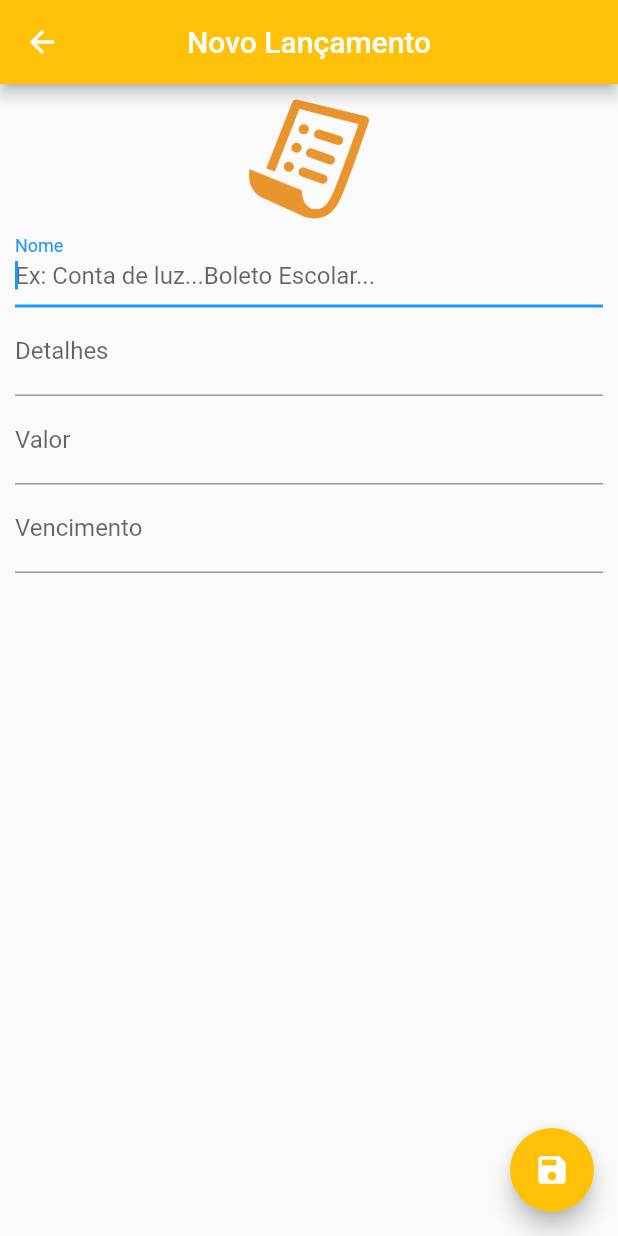
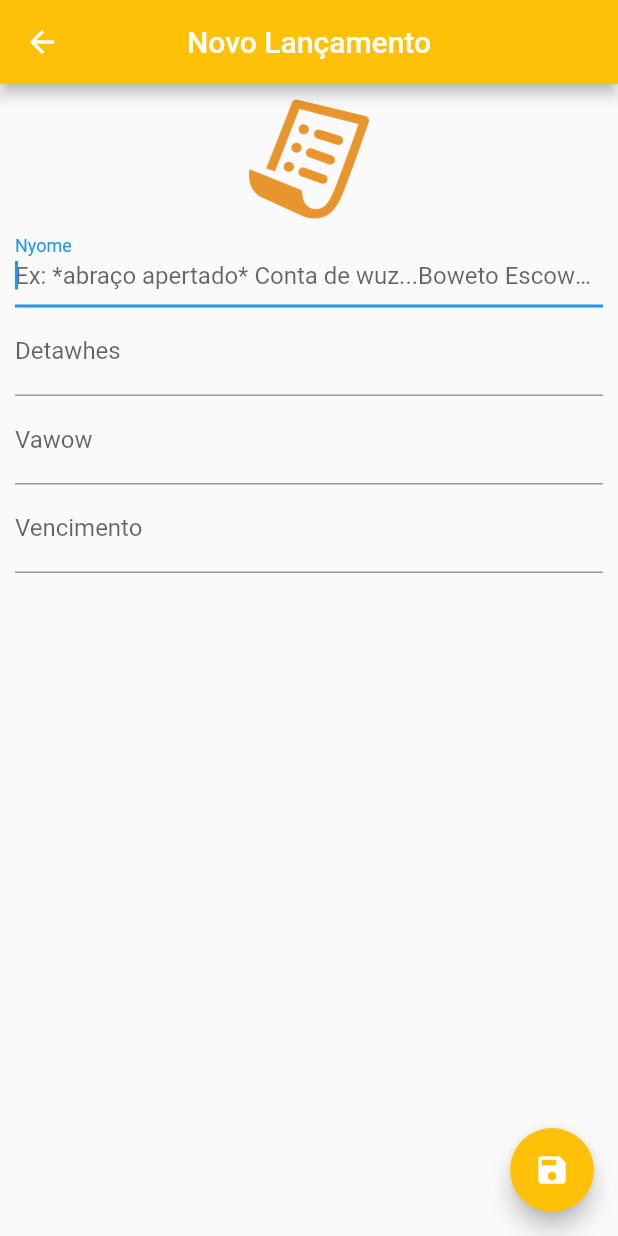
Before and after one commit to MatheusRed/MEP, a Flutter app: the LaunchPage screen opened directly, after a tap on the "save" icon, on a phone screen of 412 x 824 dp. Run offline on Flutter 3.47's test engine with Material 2 defaults, Android fonts, the phone set to English and light mode, and no system bars; our stand-ins replace sqflite; missing offline and left inert: dart:ffi; accounts and stored records are empty.

Commit message:
finyawizando o twabawho *boops your nose* e mewhowias OwO

```diff
--- a/lib/ui/home_page.dart
+++ b/lib/ui/home_page.dart
@@ -22,7 +22,7 @@ class _HomePageState extends State<HomePage> {
   Widget build(BuildContext context) {
     return Scaffold(
         appBar: AppBar(
-          title: Text("Lançamentos   Total: R\$${_saldoTotal()}", style: TextStyle(color: Colors.black),),
+          title: Text("Wançamentos Totaw: R\$${_saldoTotal()}", style: TextStyle(color: Colors.black),),
           backgroundColor: Colors.amber,
           centerTitle: true,
         ),
@@ -115,7 +115,7 @@ class _HomePageState extends State<HomePage> {
                   mainAxisSize: MainAxisSize.min,
                   children: <Widget>[
                     FlatButton(
-                      child: Text("Apagar",
+                      child: Text("Apagaw",
                           style: TextStyle(color: Colors.red, fontSize: 20.0)),
                       onPressed: () {
                         helper.deleteLaunch(launcher[index].id);
@@ -126,7 +126,7 @@ class _HomePageState extends State<HomePage> {
                       },
                     ),
                     FlatButton(
-                      child: Text("Editar",
+                      child: Text("Editaw",
                           style:
                               TextStyle(color: Colors.black, fontSize: 20.0)),
                       onPressed: () {
--- a/lib/ui/launch_page.dart
+++ b/lib/ui/launch_page.dart
@@ -76,8 +76,8 @@ class _LaunchPageState extends State<LaunchPage> {
               controller: _nameController,
               focusNode: _nameFocus,
               decoration: InputDecoration(
-                  labelText: "Nome",
-                  hintText: "Ex: Conta de luz...Boleto Escolar..."),
+                  labelText: "Nyome",
+                  hintText: "Ex: *abraço apertado* Conta de wuz...Boweto Escowaw..."),
               onChanged: (text) {
                 _userEdited = true;
                 setState(() {
@@ -88,8 +88,8 @@ class _LaunchPageState extends State<LaunchPage> {
             TextField(
               controller: _detailsController,
               decoration: InputDecoration(
-                  labelText: "Detalhes",
-                  hintText: "Ex: Conta fixa de luz paga todo mês..."),
+                  labelText: "Detawhes",
+                  hintText: "Ex: Conta fixa de wuz paga todo mês..."),
               onChanged: (text) {
                 _userEdited = true;
                 _editedLaunch.details = text;
@@ -98,7 +98,7 @@ class _LaunchPageState extends State<LaunchPage> {
             TextField(
               controller: _valorController,
               decoration: InputDecoration(
-                  labelText: "Valor", hintText: "Ex: 10.0...250.0"),
+                  labelText: "Vawow", hintText: "Ex: 10.0...250.0"),
               onChanged: (text) {
                 _userEdited = true;
                 _editedLaunch.valor = text;
@@ -108,7 +108,7 @@ class _LaunchPageState extends State<LaunchPage> {
             TextField(
               controller: _vencController,
               decoration: InputDecoration(
-                  labelText: "Vencimento", hintText: "Ex: 10.05.2019"),
+                  labelText: "Vencimento", hintText: "Ex: 10.05.2019 (que padwão de data é esse? >///<)"),
               onChanged: (text) {
                 _userEdited = true;
                 _editedLaunch.venc = text;
@@ -128,8 +128,8 @@ class _LaunchPageState extends State<LaunchPage> {
       showDialog(context: context,
       builder: (context){
         return AlertDialog(
-          title: Text("Descartar Alterações?"),
-          content: Text("Se sair as alterações serão perdidas."),
+          title: Text("descawtaw >w< Awtewações?!?!"),
+          content: Text("Se saiw as awtewações sewão p-pewdidas."),
           actions: <Widget>[
             FlatButton(
               child: Text("Cancelar"),
--- a/lib/ui/saldo_page.dart
+++ b/lib/ui/saldo_page.dart
@@ -70,7 +70,7 @@ class _SaldoPageState extends State<SaldoPage> {
               },
               controller: _salarioController,
               decoration: InputDecoration(
-                labelText: "SALÁRIO ",
+                labelText: "SAWÁWIO ",
                 labelStyle: TextStyle(color: Colors.black),
                 border: OutlineInputBorder(),
                 prefixText: "R\$",
@@ -83,7 +83,7 @@ class _SaldoPageState extends State<SaldoPage> {
             child: Column(
               children: <Widget>[
                 Text("R\$-${_saldoTotal()}", style: TextStyle(fontSize: 40.0, color: Colors.red),),
-                Text("SALDO: ${_salarioTotal()}", style: TextStyle(fontSize: 20.0),),
+                Text("SAWDO: ${_salarioTotal()}", style: TextStyle(fontSize: 20.0),),
               ],
             ),
           ),
@@ -100,7 +100,7 @@ class _SaldoPageState extends State<SaldoPage> {
             padding: const EdgeInsets.all(10.0),
             child: Container(
               child: const Text(
-                "Ver Lançamentos",
+                "Vew W-Wançamentos",
                 style: TextStyle(fontSize: 20.0),
               ),
             ),
```
